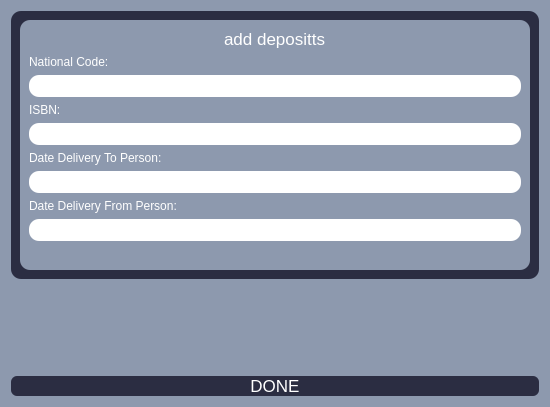
Above: ui_py/new_deposits_ui/untitled.ui from Younes0077/Library-project before the change. Below: the same form after it.
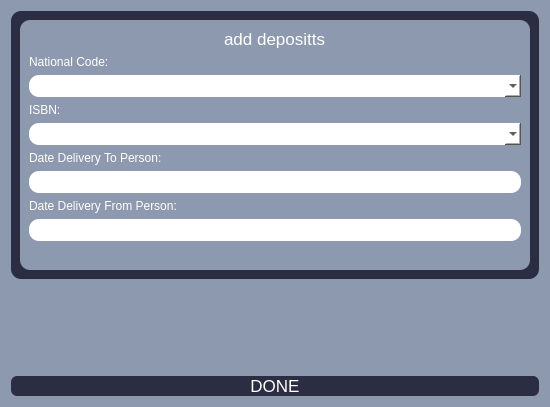
That is the form after the change.

```diff
--- a/ui_py/new_deposits_ui/untitled.ui
+++ b/ui_py/new_deposits_ui/untitled.ui
@@ -68,7 +68,7 @@
           </widget>
          </item>
          <item>
-          <widget class="QLineEdit" name="lineEdit_NationalCode">
+          <widget class="QComboBox" name="comboBox_code">
            <property name="styleSheet">
             <string notr="true">background-color:rgb(255,255,255);
 padding:3px;</string>
@@ -86,7 +86,7 @@
           </widget>
          </item>
          <item>
-          <widget class="QLineEdit" name="lineEdit_ISBN">
+          <widget class="QComboBox" name="comboBox_isbn">
            <property name="styleSheet">
             <string notr="true">background-color:rgb(255,255,255);
 padding:3px;</string>
```
